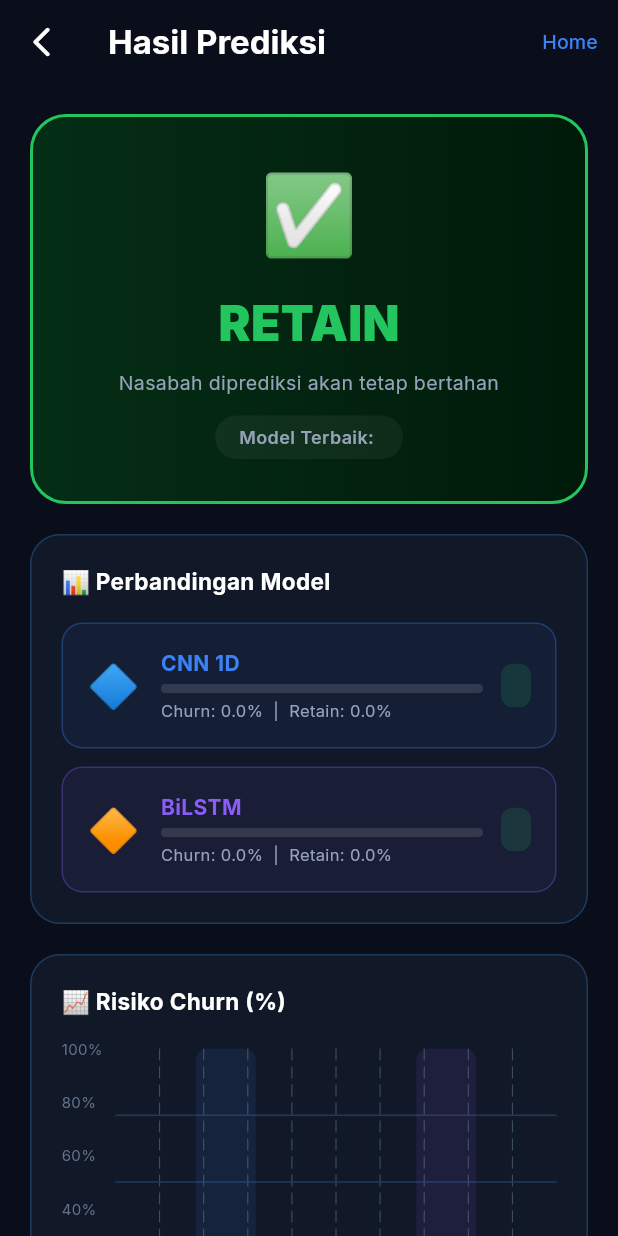
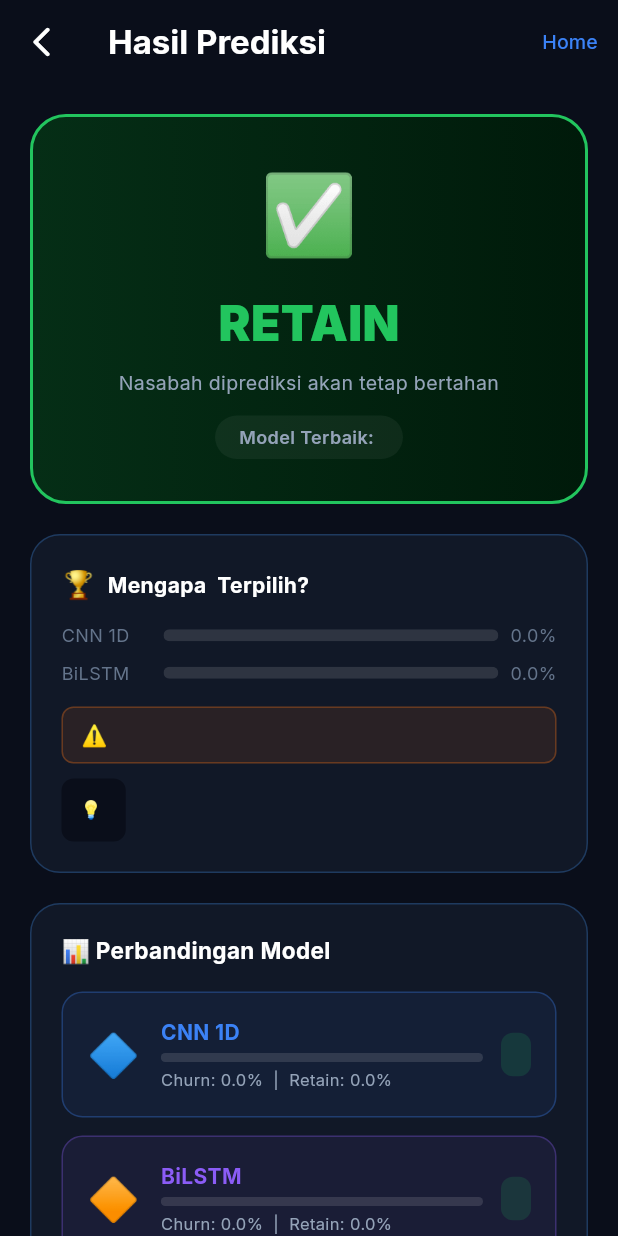
Before and after one commit to andkXD/Machine-Learning-UAS, a Flutter app: the ResultScreen screen opened directly with empty values, on a phone screen of 412 x 824 dp. Run offline on Flutter 3.47's test engine with Material 3 defaults, Android fonts, the phone set to English and light mode, and no system bars; drawn by our look-alikes of fl_chart; our stand-ins replace animate_do, google_fonts, loading_animation_widget.

Commit message:
Fix: best model berdasarkan confidence, tambah penjelasan

```diff
--- a/flutter_churn/lib/screens/result_screen.dart
+++ b/flutter_churn/lib/screens/result_screen.dart
@@ -15,13 +15,15 @@
 
   @override
   Widget build(BuildContext context) {
-    final cnn    = result['cnn1d']  as Map<String, dynamic>;
-    final bilstm = result['bilstm'] as Map<String, dynamic>;
-    final best   = result['final_prediction'] as String;
-    final bestModel = result['best_model'] as String;
-
-    final isChurn = best == 'Churn';
-
+    final cnn        = result['cnn1d']  as Map<String, dynamic>;
+    final bilstm     = result['bilstm'] as Map<String, dynamic>;
+    final best       = result['final_prediction'] as String;
+    final bestModel  = result['best_model'] as String;
+    final reason     = result['reason'] as String? ?? '';
+    final agreement  = result['agreement'] as String? ?? '';
+    final cnnConf    = (cnn['confidence'] as num?)?.toDouble() ?? 0.0;
+    final bilstmConf = (bilstm['confidence'] as num?)?.toDouble() ?? 0.0;
+    final isChurn    = best == 'Churn';
     final cnnChurn    = (cnn['churn_risk']    as num).toDouble();
     final bilstmChurn = (bilstm['churn_risk'] as num).toDouble();
 
@@ -35,15 +37,12 @@
           onPressed: () => Navigator.pop(context),
         ),
         title: Text('Hasil Prediksi',
-            style: GoogleFonts.inter(
-                fontWeight: FontWeight.w700, color: Colors.white)),
+            style: GoogleFonts.inter(fontWeight: FontWeight.w700, color: Colors.white)),
         actions: [
           TextButton(
-            onPressed: () =>
-                Navigator.popUntil(context, (r) => r.isFirst),
+            onPressed: () => Navigator.popUntil(context, (r) => r.isFirst),
             child: Text('Home',
-                style: GoogleFonts.inter(
-                    color: const Color(0xFF3B82F6), fontSize: 13)),
+                style: GoogleFonts.inter(color: const Color(0xFF3B82F6), fontSize: 13)),
           )
         ],
       ),
@@ -66,25 +65,19 @@
                   ),
                   borderRadius: BorderRadius.circular(24),
                   border: Border.all(
-                    color: isChurn
-                        ? const Color(0xFFF97316)
-                        : const Color(0xFF22C55E),
+                    color: isChurn ? const Color(0xFFF97316) : const Color(0xFF22C55E),
                     width: 2,
                   ),
                 ),
                 child: Column(
                   children: [
-                    Text(isChurn ? '⚠️' : '✅',
-                        style: const TextStyle(fontSize: 52)),
+                    Text(isChurn ? '⚠️' : '✅', style: const TextStyle(fontSize: 52)),
                     const SizedBox(height: 12),
                     Text(
                       isChurn ? 'CHURN' : 'RETAIN',
                       style: GoogleFonts.inter(
-                        fontSize: 32,
-                        fontWeight: FontWeight.w900,
-                        color: isChurn
-                            ? const Color(0xFFF97316)
-                            : const Color(0xFF22C55E),
+                        fontSize: 32, fontWeight: FontWeight.w900,
+                        color: isChurn ? const Color(0xFFF97316) : const Color(0xFF22C55E),
                       ),
                     ),
                     const SizedBox(height: 8),
@@ -93,14 +86,11 @@
                           ? 'Nasabah diprediksi akan meninggalkan bank'
                           : 'Nasabah diprediksi akan tetap bertahan',
                       textAlign: TextAlign.center,
-                      style: GoogleFonts.inter(
-                          fontSize: 13,
-                          color: const Color(0xFF94A3B8)),
+                      style: GoogleFonts.inter(fontSize: 13, color: const Color(0xFF94A3B8)),
                     ),
                     const SizedBox(height: 12),
                     Container(
-                      padding: const EdgeInsets.symmetric(
-                          horizontal: 16, vertical: 6),
+                      padding: const EdgeInsets.symmetric(horizontal: 16, vertical: 6),
                       decoration: BoxDecoration(
                         color: Colors.white.withOpacity(0.05),
                         borderRadius: BorderRadius.circular(20),
@@ -108,10 +98,80 @@
                       child: Text(
                         'Model Terbaik: $bestModel',
                         style: GoogleFonts.inter(
-                            fontSize: 12,
-                            color: const Color(0xFF94A3B8),
+                            fontSize: 12, color: const Color(0xFF94A3B8),
                             fontWeight: FontWeight.w600),
                       ),
+                    ),
+                  ],
+                ),
+              ),
+            ),
+
+            const SizedBox(height: 20),
+
+            // ── KENAPA MODEL INI TERBAIK ──
+            FadeInUp(
+              duration: const Duration(milliseconds: 550),
+              child: Container(
+                width: double.infinity,
+                padding: const EdgeInsets.all(20),
+                decoration: BoxDecoration(
+                  color: const Color(0xFF111827),
+                  borderRadius: BorderRadius.circular(20),
+                  border: Border.all(color: const Color(0xFF1E3A5F)),
+                ),
+                child: Column(
+                  crossAxisAlignment: CrossAxisAlignment.start,
+                  children: [
+                    Row(children: [
+                      const Text('🏆', style: TextStyle(fontSize: 18)),
+                      const SizedBox(width: 8),
+                      Text('Mengapa $bestModel Terpilih?',
+                          style: GoogleFonts.inter(
+                              fontWeight: FontWeight.w700, color: Colors.white, fontSize: 14)),
+                    ]),
+                    const SizedBox(height: 12),
+                    _confidenceRow('CNN 1D', cnnConf, const Color(0xFF3B82F6), bestModel == 'CNN 1D'),
+                    const SizedBox(height: 8),
+                    _confidenceRow('BiLSTM', bilstmConf, const Color(0xFF8B5CF6), bestModel == 'BiLSTM'),
+                    const SizedBox(height: 14),
+                    Container(
+                      padding: const EdgeInsets.symmetric(horizontal: 12, vertical: 8),
+                      decoration: BoxDecoration(
+                        color: agreement.contains('sepakat')
+                            ? const Color(0xFF22C55E).withOpacity(0.1)
+                            : const Color(0xFFF97316).withOpacity(0.1),
+                        borderRadius: BorderRadius.circular(8),
+                        border: Border.all(
+                          color: agreement.contains('sepakat')
+                              ? const Color(0xFF22C55E).withOpacity(0.3)
+                              : const Color(0xFFF97316).withOpacity(0.3),
+                        ),
+                      ),
+                      child: Row(children: [
+                        Text(agreement.contains('sepakat') ? '✅' : '⚠️',
+                            style: const TextStyle(fontSize: 14)),
+                        const SizedBox(width: 8),
+                        Expanded(
+                          child: Text(agreement,
+                              style: GoogleFonts.inter(
+                                  fontSize: 12, fontWeight: FontWeight.w600,
+                                  color: agreement.contains('sepakat')
+                                      ? const Color(0xFF22C55E)
+                                      : const Color(0xFFF97316))),
+                        ),
+                      ]),
+                    ),
+                    const SizedBox(height: 10),
+                    Container(
+                      padding: const EdgeInsets.all(12),
+                      decoration: BoxDecoration(
+                        color: const Color(0xFF0A0E1A),
+                        borderRadius: BorderRadius.circular(8),
+                      ),
+                      child: Text('💡 $reason',
+                          style: GoogleFonts.inter(
+                              fontSize: 12, color: const Color(0xFF94A3B8), height: 1.5)),
                     ),
                   ],
                 ),
@@ -135,12 +195,8 @@
                   children: [
                     Text('📊 Perbandingan Model',
                         style: GoogleFonts.inter(
-                            fontWeight: FontWeight.w700,
-                            color: Colors.white,
-                            fontSize: 15)),
+                            fontWeight: FontWeight.w700, color: Colors.white, fontSize: 15)),
                     const SizedBox(height: 16),
-
-                    // CNN Card
                     _modelResultCard(
                       modelName: 'CNN 1D',
                       prediction: cnn['prediction'] as String,
@@ -149,10 +205,7 @@
                       color: const Color(0xFF3B82F6),
                       emoji: '🔷',
                     ),
-
                     const SizedBox(height: 12),
-
-                    // BiLSTM Card
                     _modelResultCard(
                       modelName: 'BiLSTM',
                       prediction: bilstm['prediction'] as String,
@@ -168,7 +221,7 @@
 
             const SizedBox(height: 20),
 
-            // ── BAR CHART PERBANDINGAN ──
+            // ── BAR CHART ──
             FadeInUp(
               duration: const Duration(milliseconds: 700),
               child: Container(
@@ -183,9 +236,7 @@
                   children: [
                     Text('📈 Risiko Churn (%)',
                         style: GoogleFonts.inter(
-                            fontWeight: FontWeight.w700,
-                            color: Colors.white,
-                            fontSize: 15)),
+                            fontWeight: FontWeight.w700, color: Colors.white, fontSize: 15)),
                     const SizedBox(height: 20),
                     SizedBox(
                       height: 200,
@@ -199,12 +250,9 @@
                               sideTitles: SideTitles(
                                 showTitles: true,
                                 reservedSize: 36,
-                                getTitlesWidget: (v, _) => Text(
-                                  '${v.toInt()}%',
-                                  style: GoogleFonts.inter(
-                                      fontSize: 10,
-                                      color: const Color(0xFF64748B)),
-                                ),
+                                getTitlesWidget: (v, _) => Text('${v.toInt()}%',
+                                    style: GoogleFonts.inter(
+                                        fontSize: 10, color: const Color(0xFF64748B))),
                               ),
                             ),
                             bottomTitles: AxisTitles(
@@ -214,28 +262,23 @@
                                   final labels = ['CNN 1D', 'BiLSTM'];
                                   return Padding(
                                     padding: const EdgeInsets.only(top: 8),
-                                    child: Text(
-                                      labels[v.toInt()],
-                                      style: GoogleFonts.inter(
-                                          fontSize: 12,
-                                          color: Colors.white,
-                                          fontWeight: FontWeight.w600),
-                                    ),
+                                    child: Text(labels[v.toInt()],
+                                        style: GoogleFonts.inter(
+                                            fontSize: 12, color: Colors.white,
+                                            fontWeight: FontWeight.w600)),
                                   );
                                 },
                               ),
                             ),
-                            rightTitles: const AxisTitles(
-                                sideTitles: SideTitles(showTitles: false)),
-                            topTitles: const AxisTitles(
-                                sideTitles: SideTitles(showTitles: false)),
+                            rightTitles: const AxisTitles(sideTitles: SideTitles(showTitles: false)),
+                            topTitles: const AxisTitles(sideTitles: SideTitles(showTitles: false)),
                           ),
                           gridData: FlGridData(
                             show: true,
                             drawHorizontalLine: true,
                             horizontalInterval: 25,
-                            getDrawingHorizontalLine: (_) => const FlLine(
-                              color: Color(0xFF1E3A5F), strokeWidth: 1),
+                            getDrawingHorizontalLine: (_) =>
+                                const FlLine(color: Color(0xFF1E3A5F), strokeWidth: 1),
                           ),
                           borderData: FlBorderData(show: false),
                           barGroups: [
@@ -245,19 +288,6 @@
                         ),
                       ),
                     ),
-                    const SizedBox(height: 8),
-                    // Garis threshold 50%
-                    Row(
-                      children: [
-                        Container(width: 16, height: 2,
-                            color: const Color(0xFFEF4444)),
-                        const SizedBox(width: 6),
-                        Text('Threshold Churn (50%)',
-                            style: GoogleFonts.inter(
-                                fontSize: 11,
-                                color: const Color(0xFF94A3B8))),
-                      ],
-                    )
                   ],
                 ),
               ),
@@ -280,9 +310,7 @@
                   children: [
                     Text('📋 Data Nasabah yang Diinput',
                         style: GoogleFonts.inter(
-                            fontWeight: FontWeight.w700,
-                            color: Colors.white,
-                            fontSize: 15)),
+                            fontWeight: FontWeight.w700, color: Colors.white, fontSize: 15)),
                     const SizedBox(height: 14),
                     ...inputData.entries.map((e) => Padding(
                           padding: const EdgeInsets.only(bottom: 8),
@@ -291,12 +319,10 @@
                             children: [
                               Text(e.key,
                                   style: GoogleFonts.inter(
-                                      fontSize: 13,
-                                      color: const Color(0xFF64748B))),
+                                      fontSize: 13, color: const Color(0xFF64748B))),
                               Text(e.value.toString(),
                                   style: GoogleFonts.inter(
-                                      fontSize: 13,
-                                      fontWeight: FontWeight.w600,
+                                      fontSize: 13, fontWeight: FontWeight.w600,
                                       color: Colors.white)),
                             ],
                           ),
@@ -308,7 +334,6 @@
 
             const SizedBox(height: 28),
 
-            // ── Tombol Prediksi Ulang ──
             SizedBox(
               width: double.infinity,
               child: OutlinedButton(
@@ -317,20 +342,53 @@
                   foregroundColor: const Color(0xFF3B82F6),
                   side: const BorderSide(color: Color(0xFF3B82F6)),
                   padding: const EdgeInsets.symmetric(vertical: 16),
-                  shape: RoundedRectangleBorder(
-                      borderRadius: BorderRadius.circular(16)),
+                  shape: RoundedRectangleBorder(borderRadius: BorderRadius.circular(16)),
                 ),
                 child: Text('🔄 Prediksi Ulang',
-                    style: GoogleFonts.inter(
-                        fontWeight: FontWeight.w700, fontSize: 15)),
+                    style: GoogleFonts.inter(fontWeight: FontWeight.w700, fontSize: 15)),
               ),
             ),
-
             const SizedBox(height: 24),
           ],
         ),
       ),
     );
+  }
+
+  Widget _confidenceRow(String name, double conf, Color color, bool isBest) {
+    return Row(children: [
+      SizedBox(
+        width: 60,
+        child: Text(name,
+            style: GoogleFonts.inter(
+                fontSize: 12,
+                color: isBest ? color : const Color(0xFF64748B),
+                fontWeight: isBest ? FontWeight.w700 : FontWeight.w400)),
+      ),
+      const SizedBox(width: 8),
+      Expanded(
+        child: ClipRRect(
+          borderRadius: BorderRadius.circular(4),
+          child: LinearProgressIndicator(
+            value: conf / 100,
+            backgroundColor: Colors.white12,
+            valueColor: AlwaysStoppedAnimation<Color>(
+                isBest ? color : color.withOpacity(0.4)),
+            minHeight: 8,
+          ),
+        ),
+      ),
+      const SizedBox(width: 8),
+      Text('${conf.toStringAsFixed(1)}%',
+          style: GoogleFonts.inter(
+              fontSize: 12,
+              fontWeight: isBest ? FontWeight.w700 : FontWeight.w400,
+              color: isBest ? color : const Color(0xFF64748B))),
+      if (isBest) ...[
+        const SizedBox(width: 4),
+        const Text('👑', style: TextStyle(fontSize: 12)),
+      ]
+    ]);
   }
 
   BarChartGroupData _barGroup(int x, double val, Color color) {
@@ -341,9 +399,7 @@
         width: 40,
         borderRadius: const BorderRadius.vertical(top: Radius.circular(8)),
         backDrawRodData: BackgroundBarChartRodData(
-          show: true,
-          toY: 100,
-          color: color.withOpacity(0.1),
+          show: true, toY: 100, color: color.withOpacity(0.1),
         ),
       )
     ]);
@@ -375,11 +431,8 @@
               children: [
                 Text(modelName,
                     style: GoogleFonts.inter(
-                        fontWeight: FontWeight.w700,
-                        color: color,
-                        fontSize: 14)),
+                        fontWeight: FontWeight.w700, color: color, fontSize: 14)),
                 const SizedBox(height: 4),
-                // Progress bar churn risk
                 ClipRRect(
                   borderRadius: BorderRadius.circular(4),
                   child: LinearProgressIndicator(
@@ -393,8 +446,7 @@
                 const SizedBox(height: 4),
                 Text(
                   'Churn: ${churnRisk.toStringAsFixed(1)}%  |  Retain: ${retainProb.toStringAsFixed(1)}%',
-                  style: GoogleFonts.inter(
-                      fontSize: 11, color: const Color(0xFF94A3B8)),
+                  style: GoogleFonts.inter(fontSize: 11, color: const Color(0xFF94A3B8)),
                 ),
               ],
             ),
@@ -408,15 +460,10 @@
                   : const Color(0xFF22C55E).withOpacity(0.15),
               borderRadius: BorderRadius.circular(8),
             ),
-            child: Text(
-              prediction,
-              style: GoogleFonts.inter(
-                  fontSize: 12,
-                  fontWeight: FontWeight.w700,
-                  color: isChurn
-                      ? const Color(0xFFF97316)
-                      : const Color(0xFF22C55E)),
-            ),
+            child: Text(prediction,
+                style: GoogleFonts.inter(
+                    fontSize: 12, fontWeight: FontWeight.w700,
+                    color: isChurn ? const Color(0xFFF97316) : const Color(0xFF22C55E))),
           ),
         ],
       ),
```
Also changed, not shown: flutter_churn/analysis_options.yaml (added, +28 -0 lines), 24 other files.
